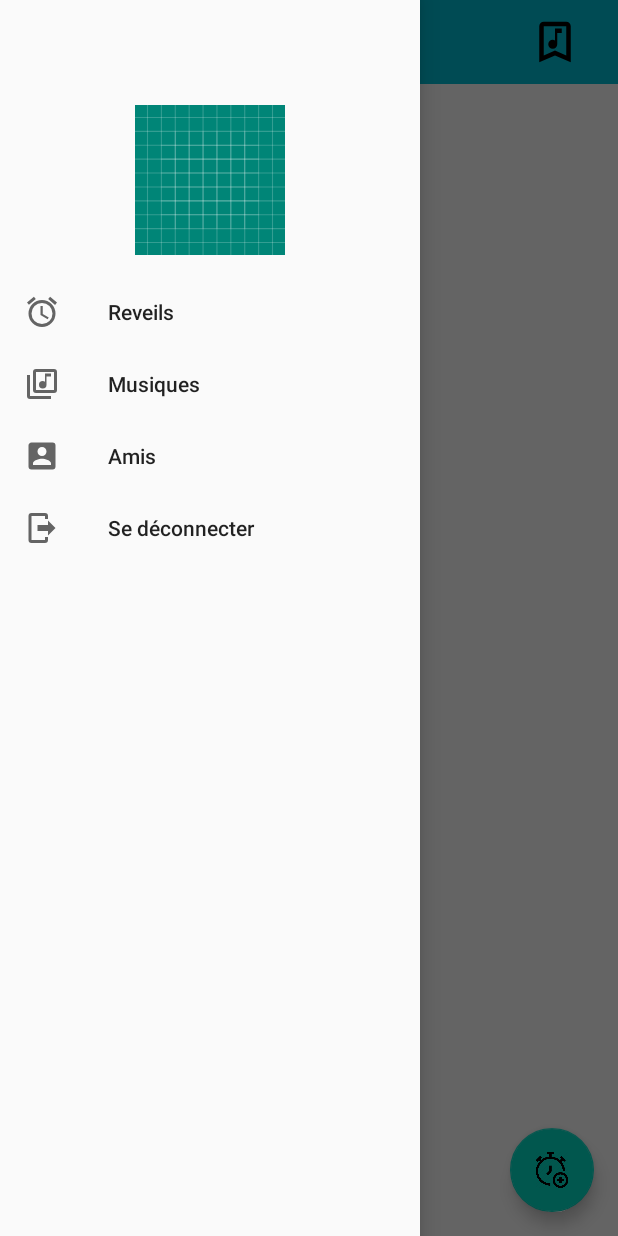
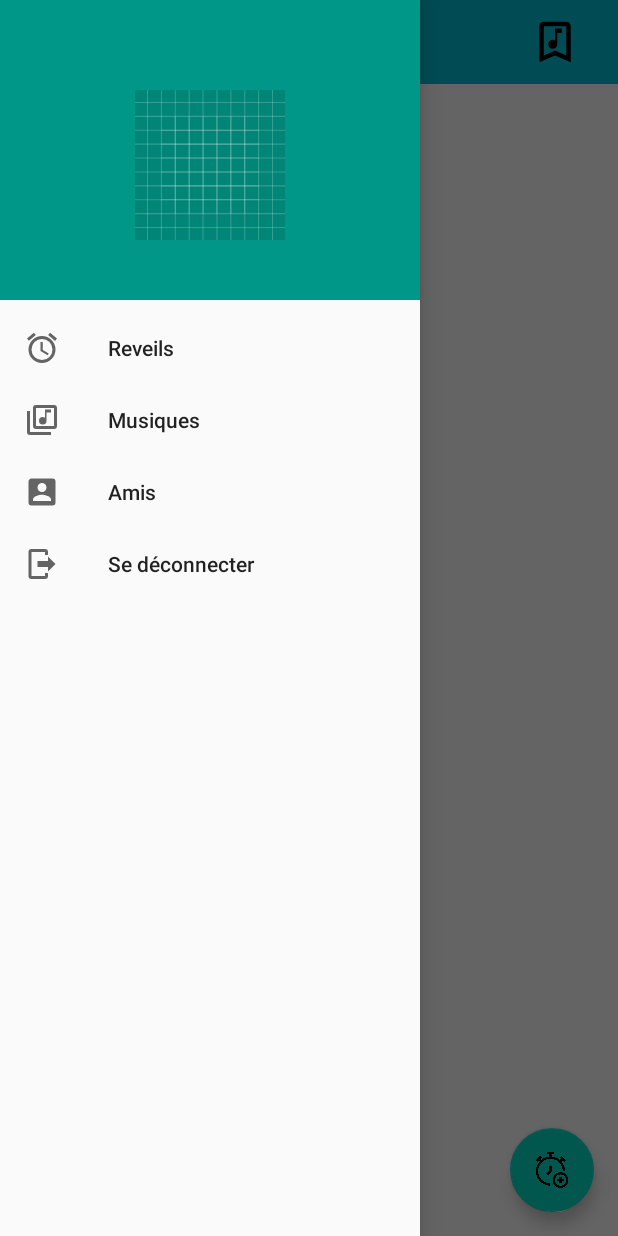
Before and after one commit to ValerianGuivarchAppstud/WakeMeUp, an Android app: the screen it shows after launch once a user with an empty profile is signed in (MainActivity), with the side drawer open, on a phone screen of 412 x 824 dp. Run offline under Robolectric (Android 15) with nearby library versions, the phone set to English and light mode, and no system bars; our stand-ins replace Firebase (no records; nobody signed in at launch, a user with empty details on screens opened directly); pictures from the network do not load; 2 statements that could not run were skipped.

Commit message:
FixBug affichage suite au réglage de la marge de la photo de profil

```diff
--- a/app/src/main/res/layout/activity_main_nav_header.xml
+++ b/app/src/main/res/layout/activity_main_nav_header.xml
@@ -1,27 +1,27 @@
 <?xml version="1.0" encoding="utf-8"?>
-<LinearLayout xmlns:android="http://schemas.android.com/apk/res/android"
+<LinearLayout
+    xmlns:android="http://schemas.android.com/apk/res/android"
     xmlns:app="http://schemas.android.com/apk/res-auto"
     android:layout_width="match_parent"
-    android:layout_height="176dip"
+    android:layout_height="200dp"
+    android:background="#009688"
 
-    android:gravity="center"
-    android:orientation="vertical">
+    android:gravity="center|bottom"
+    android:orientation="vertical"
+    android:paddingBottom="15dp">
 
     <ImageView
         android:id="@+id/profil_picture"
         android:layout_width="100dp"
         android:layout_height="100dp"
-        android:layout_marginTop="70dp"
+        android:layout_marginBottom="5dp"
         android:contentDescription="@string/PhotoProfil"
         app:srcCompat="@drawable/ic_launcher_background" />
 
     <TextView
-        android:layout_width="match_parent"
-        android:layout_height="wrap_content" />
-
-    <TextView
         android:id="@+id/profil_name"
         android:layout_width="wrap_content"
-        android:layout_height="wrap_content" />
+        android:layout_height="wrap_content"
+        android:textStyle="bold"/>
 
 </LinearLayout>
```
